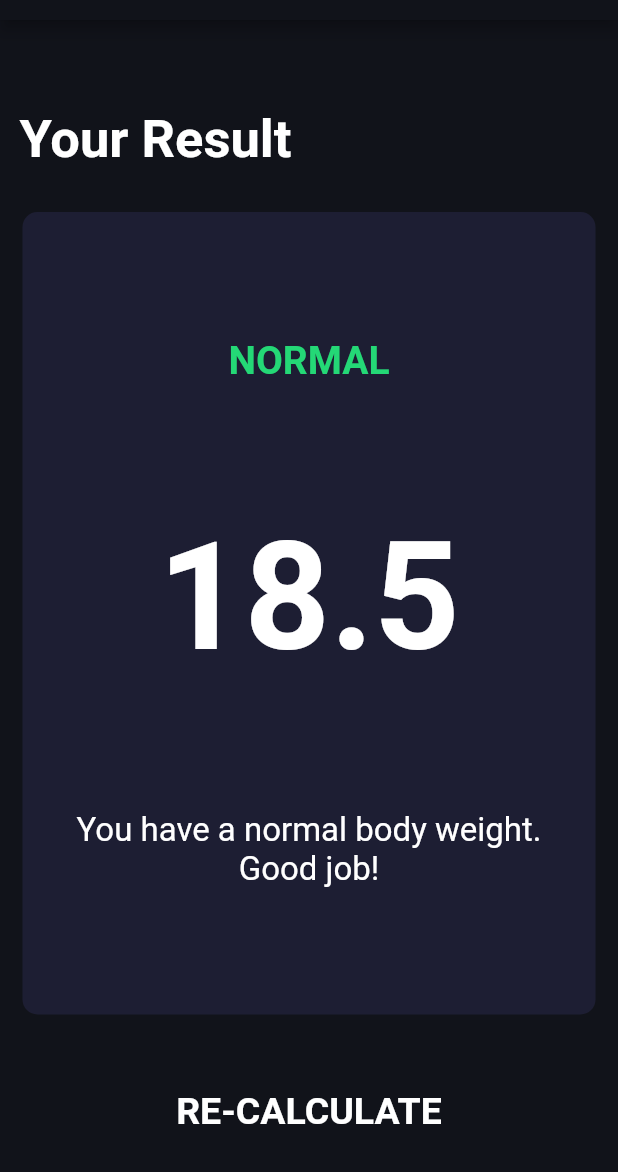
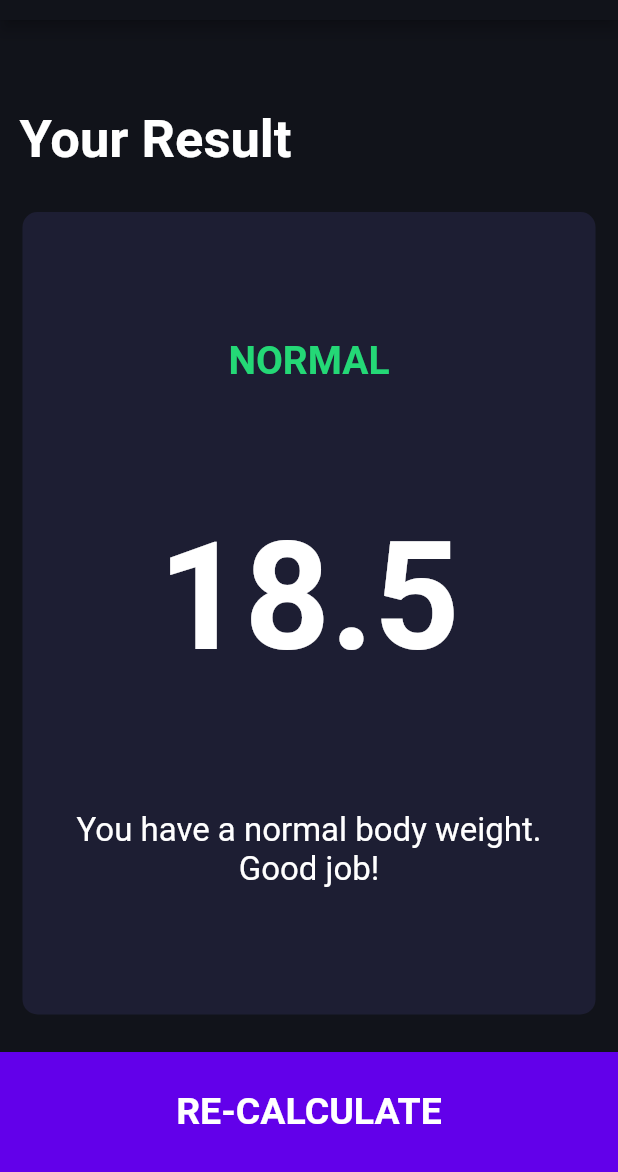
Before and after one commit to Er-Nilesh-kr/BMI-Calculator, a Flutter app: the screen it shows after launch, after a tap on "CALCULATE", on a phone screen of 412 x 824 dp, the part 64-1236 px from its top. Run offline on Flutter 3.47's test engine with Material 2 defaults, Android fonts, the phone set to English and light mode, and no system bars; our stand-ins replace font_awesome_flutter.

Commit message:
Add toggle bottom container

```diff
--- a/lib/screens/result_page.dart
+++ b/lib/screens/result_page.dart
@@ -7,11 +7,13 @@ class ResultPage extends StatelessWidget {
   final String resultText;
   final String bmiResult;
   final String interpretation;
+  final Color colour;
 
   ResultPage(
       {@required this.resultText,
       @required this.bmiResult,
-      @required this.interpretation});
+      @required this.interpretation,
+      this.colour});
 
   @override
   Widget build(BuildContext context) {
@@ -60,10 +62,11 @@ class ResultPage extends StatelessWidget {
             ),
           ),
           BottomButton(
+              colour: colour,
               onTap: () {
                 Navigator.pop(context);
               },
-              buttonTitle: 'RE-CALCULATE')
+              buttonTitle: 'RE-CALCULATE'),
         ],
       ),
     );
```
